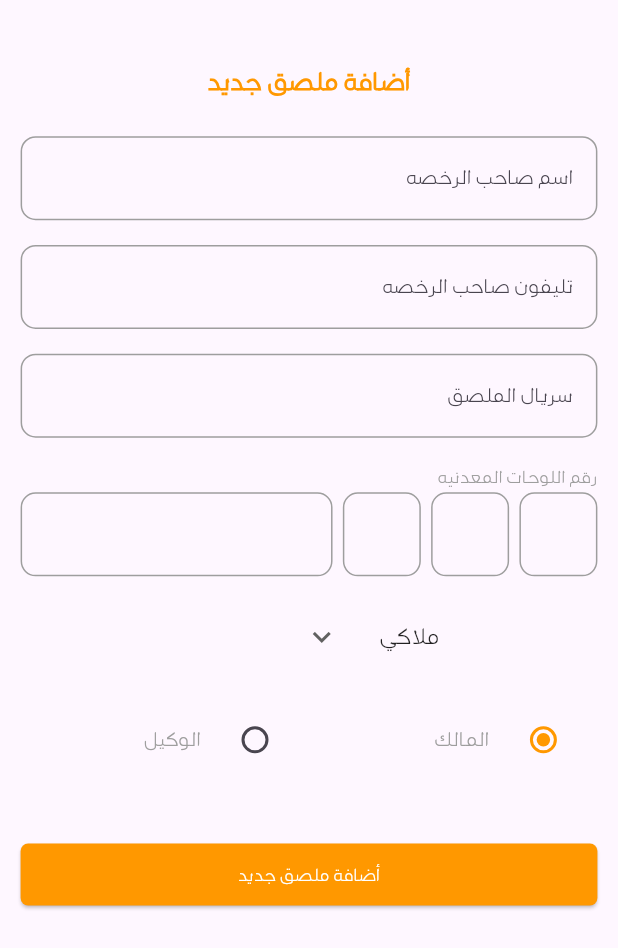
After one commit to hossam-khedr/aman-poster, a Flutter app: the AddPosterScreen screen opened by its route, on a phone screen of 412 x 824 dp. The commit adds this screen. Shown: the top 948 px of the screen. Run offline on Flutter 3.47's test engine with Material 3 defaults, Android fonts, the phone set to English and light mode, and no system bars; our stand-ins replace another_flushbar, dartz, flutter_bloc, fluttertoast, get_it, shared_preferences and 1 more; missing offline and left inert: svg_flutter; accounts and stored records are empty.

Commit message:
add poster screen ui is done

```diff
--- a/lib/core/constants/app_strings.dart
+++ b/lib/core/constants/app_strings.dart
@@ -1,16 +1,16 @@
 class AppStrings{
   static const String welcomeMassage = 'لو معملتش حساب قبل كده اعمل حساب جديد  ولازم يكون الايميل حقيقي عشان هتوصلك رسالة تحقق لو الاميل مش حقيقي مش هتعرف تعمل تسجيل دخول شكرا.';
-  static String addElement = 'اضافة ملصق';
+  static String addNewPoster = 'أضافة ملصق جديد';
   static String unDefinedRoute = '';
   static String report = 'التقرير اليومي';
   static String setting = 'الاعدادات';
   static String home = 'الملصقات';
   static String appBarTitleMainScreen = 'بيان عملاء الملصق الالكتروني';
   static String appBarTitleInputScreen = 'ادخل بيانات الملصق';
-  static String numberOfCar = 'رقم اللوحات';
+  static String numberOfCar = 'رقم اللوحات المعدنيه';
   static String typeOfCar = 'نوع المركبه';
   static String surrealThePoster = 'سريال الملصق';
-  static String clintPhone = 'تليفون العميل';
+  static String clintPhone = 'تليفون صاحب الرخصه';
   static String updateElement = 'تعديل ملصق';
   static String welcomeLoginMassage = 'سجل دخولك لمواصلة العمل';
   static String dontHaveAccount = 'ليس لدي حساب?';
@@ -57,4 +57,5 @@ class AppStrings{
   static String updatePassword ='كلمة السر الجديده';
   static String searchOfPoster ='ابحث عن ملصق';
   static String exit ='خروج';
+  static String clintName ='اسم صاحب الرخصه';
 }
--- a/lib/core/route_generator/app_router.dart
+++ b/lib/core/route_generator/app_router.dart
@@ -10,6 +10,7 @@ import 'package:supabase_test/features/opening/screens/welcome/welcome_screen.da
 import 'package:supabase_test/features/poster/presentation/screens/main/main_screen.dart';
 
 import '../../features/atuhentication/presentation/screens/update_password/update_password_screen.dart';
+import '../../features/poster/presentation/screens/add_poster/add_poster_screen.dart';
 
 class AppRouter {
   static Route generateRoutes(RouteSettings setting) {
@@ -52,6 +53,10 @@ class AppRouter {
         return MaterialPageRoute(
           builder: (_) => const MainScreen(),
         );
+      case Routes.addPoster:
+        return MaterialPageRoute(
+          builder: (_) => const AddPosterScreen(),
+        );
 
       default:
         return MaterialPageRoute(builder: (_) => const Scaffold());
--- a/lib/core/route_generator/routes.dart
+++ b/lib/core/route_generator/routes.dart
@@ -5,4 +5,5 @@ class Routes{
   static const String forgotPassword = '/forgotPassword';
   static const String updatePassword = '/updatePassword';
   static const String main = '/nain';
+  static const String addPoster = '/addPoster';
 }
--- a/lib/core/widgets/text_form_field_widget.dart
+++ b/lib/core/widgets/text_form_field_widget.dart
@@ -11,6 +11,7 @@ class TextFormFieldWidget extends StatelessWidget {
   final Widget? prefixIcon;
   final void Function()? onTap;
   final String? Function(String?)? validator;
+ final void Function(String)? onChanged;
 
   const TextFormFieldWidget({
     super.key,
@@ -22,7 +23,7 @@ class TextFormFieldWidget extends StatelessWidget {
     this.validator,
     required this.obscureText,
     this.hintText,
-    this.prefixIcon,
+    this.prefixIcon, this.onChanged,
   });
 
   @override
@@ -31,6 +32,7 @@ class TextFormFieldWidget extends StatelessWidget {
       controller: controller,
       obscureText: obscureText,
       validator: validator,
+      onChanged: onChanged,
       keyboardType: keyboardType,
       cursorColor: Colors.black12,
       onTap: onTap,
--- /dev/null
+++ b/lib/features/poster/presentation/screens/add_poster/add_poster_screen.dart
@@ -0,0 +1,30 @@
+import 'package:flutter/material.dart';
+import 'package:supabase_test/core/app_responsev/app_responsev.dart';
+import 'package:supabase_test/features/poster/presentation/screens/add_poster/widgets/add_poster_body.dart';
+
+class AddPosterScreen extends StatefulWidget {
+  const AddPosterScreen({super.key});
+
+  @override
+  State<AddPosterScreen> createState() => _AddPosterScreenState();
+}
+
+class _AddPosterScreenState extends State<AddPosterScreen> {
+  @override
+  Widget build(BuildContext context) {
+    return Directionality(
+      textDirection: TextDirection.rtl,
+      child: Scaffold(
+        body: SafeArea(
+          child: Padding(
+            padding: EdgeInsets.symmetric(
+              horizontal: AppResponsive.horizontalPadding(context, 30),
+              vertical: AppResponsive.verticalPadding(context, 20)
+            ),
+            child: AddPosterBody(),
+          ),
+        ),
+      ),
+    );
+  }
+}
--- /dev/null
+++ b/lib/features/poster/presentation/screens/add_poster/widgets/add_poster_body.dart
@@ -0,0 +1,91 @@
+import 'package:flutter/material.dart';
+import 'package:supabase_test/core/app_responsev/app_responsev.dart';
+import 'package:supabase_test/core/constants/app_strings.dart';
+import 'package:supabase_test/core/widgets/button_widget.dart';
+import 'package:supabase_test/core/widgets/text_form_field_widget.dart';
+import 'package:supabase_test/features/atuhentication/presentation/widgets/hint_text.dart';
+
+import 'clint_type.dart';
+import 'license_information.dart';
+import 'license_type.dart';
+
+class AddPosterBody extends StatefulWidget {
+  const AddPosterBody({super.key});
+
+  @override
+  State<AddPosterBody> createState() => _AddPosterBodyState();
+}
+
+var clintNameController = TextEditingController();
+var clintMobileController = TextEditingController();
+var posterNumberController = TextEditingController();
+
+class _AddPosterBodyState extends State<AddPosterBody> {
+  @override
+  Widget build(BuildContext context) {
+    return ListView(
+      children: [
+        Align(
+          alignment: AlignmentDirectional.topCenter,
+          child: Text(
+            AppStrings.addNewPoster,
+            style: TextStyle(
+              color: Colors.orange,
+              fontSize: 20,
+              fontWeight: FontWeight.w900,
+            ),
+          ),
+        ),
+        SizedBox(
+          height: AppResponsive.verticalSpace(context, 40),
+        ),
+        TextFormFieldWidget(
+          hintText: AppStrings.clintName,
+          controller: clintNameController,
+          obscureText: false,
+          keyboardType: TextInputType.name,
+        ),
+        SizedBox(
+          height: AppResponsive.verticalSpace(context, 50),
+        ),
+        TextFormFieldWidget(
+          hintText: AppStrings.clintPhone,
+          controller: clintMobileController,
+          obscureText: false,
+          keyboardType: TextInputType.phone,
+        ),
+        SizedBox(
+          height: AppResponsive.verticalSpace(context, 50),
+        ),
+        TextFormFieldWidget(
+          hintText: AppStrings.surrealThePoster,
+          controller: posterNumberController,
+          obscureText: false,
+          keyboardType: TextInputType.number,
+        ),
+        SizedBox(
+          height: AppResponsive.verticalSpace(context, 50),
+        ),
+        HintWidget(hintText: AppStrings.numberOfCar),
+        LicenseInformation(),
+        SizedBox(
+          height: AppResponsive.verticalSpace(context, 50),
+        ),
+        LicenseType(),
+        SizedBox(
+          height: AppResponsive.verticalSpace(context, 50),
+        ),
+        ClintType(),
+        SizedBox(
+          height: AppResponsive.verticalSpace(context, 20),
+        ),
+        ButtonWidget(
+          width: 0,
+          height: 20,
+          title: AppStrings.addNewPoster,
+          onPressed: (){},
+        )
+      ],
+    );
+  }
+}
--- /dev/null
+++ b/lib/features/poster/presentation/screens/add_poster/widgets/clint_type.dart
@@ -0,0 +1,58 @@
+import 'package:flutter/material.dart';
+
+class ClintType extends StatefulWidget {
+  const ClintType({super.key});
+
+  @override
+  State<ClintType> createState() => _ClintTypeState();
+}
+
+String groupValue = 'صاحب الرخصه';
+
+class _ClintTypeState extends State<ClintType> {
+  @override
+  Widget build(BuildContext context) {
+    return Row(
+      children: [
+        Expanded(
+          child: RadioListTile<String>(
+            title: Text(
+              'المالك',
+              style: TextStyle(
+                color: Colors.grey,
+              ),
+            ),
+            // fillColor:WidgetStateProperty.all(Colors.orange) ,
+            activeColor: Colors.orange,
+            value: 'صاحب الرخصه',
+            groupValue: groupValue,
+            onChanged: (value) {
+              setState(() {
+                groupValue = value!;
+                print(value);
+              });
+            },
+          ),
+        ),
+        Expanded(
+          child: RadioListTile<String>(
+            title: Text(
+              'الوكيل',
+              style: TextStyle(
+                color: Colors.grey,
+              ),
+            ),
+            activeColor: Colors.orange,
+            value: 'الوكيل',
+            groupValue: groupValue,
+            onChanged: (value) {
+              setState(() {
+                groupValue = value!;
+              });
+            },
+          ),
+        ),
+      ],
+    );
+  }
+}
--- /dev/null
+++ b/lib/features/poster/presentation/screens/add_poster/widgets/license_information.dart
@@ -0,0 +1,71 @@
+import 'package:flutter/material.dart';
+import 'package:supabase_test/core/app_responsev/app_responsev.dart';
+import 'package:supabase_test/core/widgets/text_form_field_widget.dart';
+
+class LicenseInformation extends StatefulWidget {
+  const LicenseInformation({super.key});
+
+  @override
+  State<LicenseInformation> createState() => _LicenseInformationState();
+}
+var text1Controller = TextEditingController();
+var text2Controller = TextEditingController();
+var text3Controller = TextEditingController();
+var licenseNumberController = TextEditingController();
+class _LicenseInformationState extends State<LicenseInformation> {
+  @override
+  Widget build(BuildContext context) {
+    return Row(
+      children: [
+        Expanded(
+          child: TextFormFieldWidget(
+            controller: text1Controller,
+            obscureText: false,
+            keyboardType: TextInputType.text,
+            onChanged: (value){
+              if(value.isNotEmpty){
+                FocusScope.of(context).nextFocus();
+              }
+            },
+          ),
+        ),
+        SizedBox(width: AppResponsive.horizontalSpace(context, 60),),
+        Expanded(
+          child: TextFormFieldWidget(
+            controller: text2Controller,
+            obscureText: false,
+            keyboardType: TextInputType.text,
+            onChanged: (value){
+              if(value.isNotEmpty){
+                FocusScope.of(context).nextFocus();
+              }
+            },
+          ),
+        ),
+        SizedBox(width: AppResponsive.horizontalSpace(context, 60),),
+        Expanded(
+          child: TextFormFieldWidget(
+            controller: text3Controller,
+            obscureText: false,
+            keyboardType: TextInputType.text,
+            onChanged: (value){
+              if(value.isNotEmpty){
+                FocusScope.of(context).nextFocus();
+              }
+            },
+          ),
+        ),
+        SizedBox(width: AppResponsive.horizontalSpace(context, 60),),
+        Expanded(
+          flex: 4,
+          child: TextFormFieldWidget(
+            controller: licenseNumberController,
+            obscureText: false,
+            keyboardType: TextInputType.number,
+          ),
+        ),
+
+      ],
+    );
+  }
+}
--- /dev/null
+++ b/lib/features/poster/presentation/screens/add_poster/widgets/license_type.dart
@@ -0,0 +1,59 @@
+import 'package:flutter/material.dart';
+import 'package:supabase_test/core/app_responsev/app_responsev.dart';
+
+class LicenseType extends StatefulWidget {
+  const LicenseType({super.key});
+
+  @override
+  State<LicenseType> createState() => _LicenseTypeState();
+}
+
+String initialValue = 'ملاكي';
+var items = [
+  'ملاكي',
+  'دراحه ناريه',
+  'نقل',
+  'حكومه',
+  'توك توك',
+];
+
+class _LicenseTypeState extends State<LicenseType> {
+  @override
+  Widget build(BuildContext context) {
+    return Align(
+      alignment: AlignmentDirectional.center,
+      child: SizedBox(
+        width: AppResponsive.getWidth(context, 2),
+        child: ButtonTheme(
+          alignedDropdown: true,
+          child: DropdownButton(
+            value: initialValue,
+            elevation: 0,
+            icon: Icon(Icons.keyboard_arrow_down),
+            borderRadius: BorderRadius.circular(10),
+            underline: SizedBox.shrink(),
+            dropdownColor: Colors.orange,
+            hint: SizedBox.shrink(),
+            items: items.map((String items) {
+              return DropdownMenuItem(
+                value: items,
+                child: Text(
+                  items,
+                  style: TextStyle(
+                    color: Colors.black87,
+                    fontSize: MediaQuery.textScalerOf(context).scale(18),
+                  ),
+                ),
+              );
+            }).toList(),
+            onChanged: (value) {
+              setState(() {
+                initialValue = value!;
+              });
+            },
+          ),
+        ),
+      ),
+    );
+  }
+}
--- a/lib/features/poster/presentation/widgets/child_in_drawer.dart
+++ b/lib/features/poster/presentation/widgets/child_in_drawer.dart
@@ -2,6 +2,8 @@ import 'package:flutter/material.dart';
 import 'package:supabase_test/core/app_responsev/app_responsev.dart';
 import 'package:supabase_test/core/constants/app_strings.dart';
 import 'package:supabase_test/features/poster/presentation/widgets/item_in_child_in_drawer.dart';
+
+import '../../../../core/route_generator/routes.dart';
 
 class ChildInDrawer extends StatefulWidget {
   const ChildInDrawer({super.key});
@@ -42,9 +44,11 @@ class _ChildInDrawerState extends State<ChildInDrawer> {
           decoration: BoxDecoration(),
         ),
         ItemInChildInDrawer(
-          title: AppStrings.addElement,
+          title: AppStrings.addNewPoster,
           icon: Icons.add,
-          onTap: () {},
+          onTap: () {
+            Navigator.pushNamed(context, Routes.addPoster);
+          },
         ),
         ItemInChildInDrawer(
           title: AppStrings.report,
```
